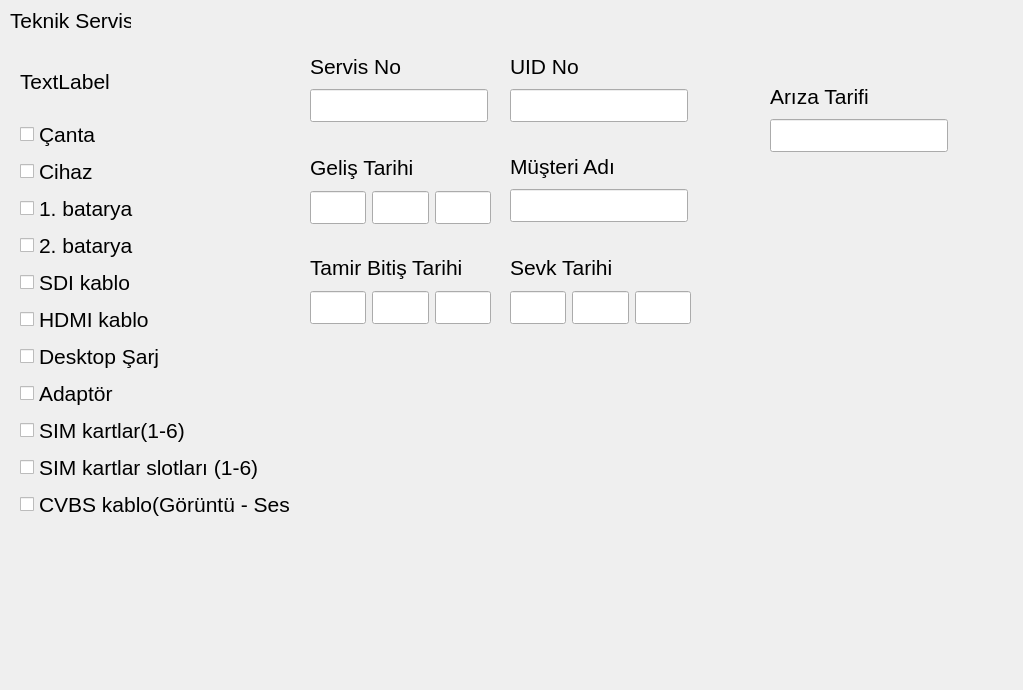
Above: servisdialog.ui from yunusemrecinar/QT5-cihaz-kimlik-teknik-servis before the change. Below: the same form after it.
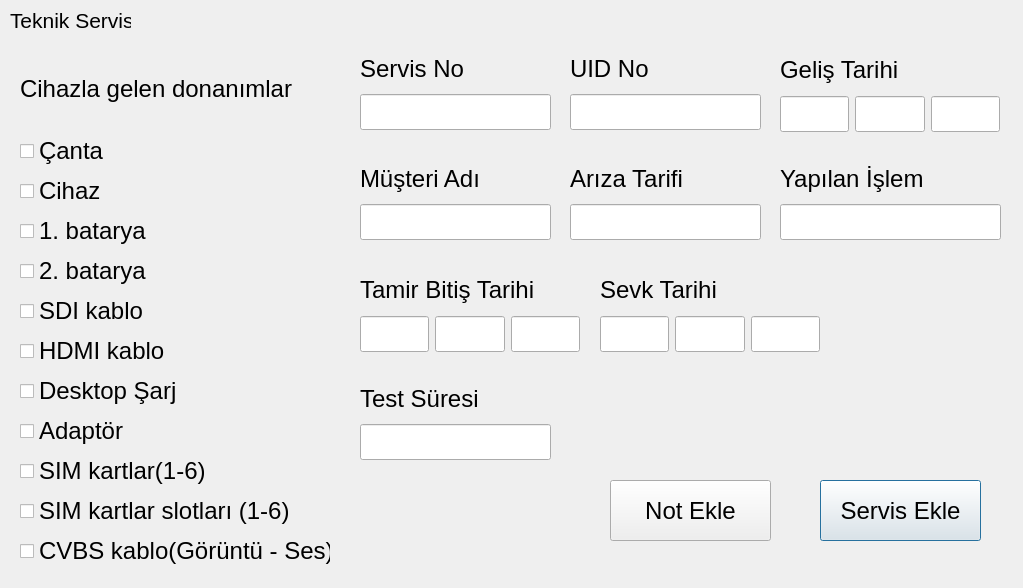
That is the form after the change.

```diff
--- a/servisdialog.ui
+++ b/servisdialog.ui
@@ -7,7 +7,7 @@
     <x>0</x>
     <y>0</y>
     <width>1023</width>
-    <height>690</height>
+    <height>588</height>
    </rect>
   </property>
   <property name="windowTitle">
@@ -34,10 +34,10 @@
   <widget class="QWidget" name="layoutWidget">
    <property name="geometry">
     <rect>
-     <x>510</x>
+     <x>570</x>
      <y>50</y>
-     <width>178</width>
-     <height>72</height>
+     <width>191</width>
+     <height>80</height>
     </rect>
    </property>
    <layout class="QVBoxLayout" name="verticalLayout_2">
@@ -45,7 +45,7 @@
      <widget class="QLabel" name="UIDNo">
       <property name="font">
        <font>
-        <pointsize>16</pointsize>
+        <pointsize>18</pointsize>
        </font>
       </property>
       <property name="text">
@@ -57,7 +57,7 @@
      <widget class="QLineEdit" name="UIDNo_">
       <property name="font">
        <font>
-        <pointsize>16</pointsize>
+        <pointsize>18</pointsize>
        </font>
       </property>
      </widget>
@@ -67,10 +67,10 @@
   <widget class="QWidget" name="layoutWidget_3">
    <property name="geometry">
     <rect>
-     <x>510</x>
-     <y>150</y>
-     <width>178</width>
-     <height>72</height>
+     <x>360</x>
+     <y>160</y>
+     <width>191</width>
+     <height>80</height>
     </rect>
    </property>
    <layout class="QVBoxLayout" name="verticalLayout_4">
@@ -78,7 +78,7 @@
      <widget class="QLabel" name="musteriAdi">
       <property name="font">
        <font>
-        <pointsize>16</pointsize>
+        <pointsize>18</pointsize>
        </font>
       </property>
       <property name="text">
@@ -90,7 +90,7 @@
      <widget class="QLineEdit" name="musteriAdi_">
       <property name="font">
        <font>
-        <pointsize>16</pointsize>
+        <pointsize>18</pointsize>
        </font>
       </property>
      </widget>
@@ -100,10 +100,10 @@
   <widget class="QWidget" name="layoutWidget">
    <property name="geometry">
     <rect>
-     <x>310</x>
+     <x>360</x>
      <y>50</y>
-     <width>178</width>
-     <height>72</height>
+     <width>191</width>
+     <height>80</height>
     </rect>
    </property>
    <layout class="QVBoxLayout" name="verticalLayout">
@@ -111,7 +111,7 @@
      <widget class="QLabel" name="servisNo">
       <property name="font">
        <font>
-        <pointsize>16</pointsize>
+        <pointsize>18</pointsize>
        </font>
       </property>
       <property name="text">
@@ -123,7 +123,7 @@
      <widget class="QLineEdit" name="servisNo_">
       <property name="font">
        <font>
-        <pointsize>16</pointsize>
+        <pointsize>18</pointsize>
        </font>
       </property>
      </widget>
@@ -133,10 +133,10 @@
   <widget class="QWidget" name="layoutWidget_4">
    <property name="geometry">
     <rect>
-     <x>770</x>
-     <y>80</y>
-     <width>178</width>
-     <height>72</height>
+     <x>570</x>
+     <y>160</y>
+     <width>191</width>
+     <height>80</height>
     </rect>
    </property>
    <layout class="QVBoxLayout" name="verticalLayout_5">
@@ -144,7 +144,7 @@
      <widget class="QLabel" name="arizaTanimi">
       <property name="font">
        <font>
-        <pointsize>16</pointsize>
+        <pointsize>18</pointsize>
        </font>
       </property>
       <property name="text">
@@ -156,7 +156,7 @@
      <widget class="QLineEdit" name="arizaTanimi_">
       <property name="font">
        <font>
-        <pointsize>16</pointsize>
+        <pointsize>18</pointsize>
        </font>
       </property>
      </widget>
@@ -166,10 +166,10 @@
   <widget class="QWidget" name="layoutWidget_5">
    <property name="geometry">
     <rect>
-     <x>510</x>
-     <y>250</y>
-     <width>181</width>
-     <height>74</height>
+     <x>600</x>
+     <y>270</y>
+     <width>220</width>
+     <height>82</height>
     </rect>
    </property>
    <layout class="QVBoxLayout" name="verticalLayout_7">
@@ -177,7 +177,7 @@
      <widget class="QLabel" name="sevkTarihi">
       <property name="font">
        <font>
-        <pointsize>16</pointsize>
+        <pointsize>18</pointsize>
        </font>
       </property>
       <property name="text">
@@ -191,7 +191,7 @@
        <widget class="QLineEdit" name="sevkTarihiDay_">
         <property name="font">
          <font>
-          <pointsize>16</pointsize>
+          <pointsize>18</pointsize>
          </font>
         </property>
        </widget>
@@ -200,7 +200,7 @@
        <widget class="QLineEdit" name="sevkTarihiMonth_">
         <property name="font">
          <font>
-          <pointsize>16</pointsize>
+          <pointsize>18</pointsize>
          </font>
         </property>
        </widget>
@@ -209,7 +209,7 @@
        <widget class="QLineEdit" name="sevkTarihiYear_">
         <property name="font">
          <font>
-          <pointsize>16</pointsize>
+          <pointsize>18</pointsize>
          </font>
         </property>
        </widget>
@@ -221,10 +221,10 @@
   <widget class="QWidget" name="layoutWidget_6">
    <property name="geometry">
     <rect>
-     <x>310</x>
-     <y>150</y>
-     <width>181</width>
-     <height>74</height>
+     <x>780</x>
+     <y>50</y>
+     <width>220</width>
+     <height>82</height>
     </rect>
    </property>
    <layout class="QVBoxLayout" name="verticalLayout_9">
@@ -232,7 +232,7 @@
      <widget class="QLabel" name="sevkTarihi_2">
       <property name="font">
        <font>
-        <pointsize>16</pointsize>
+        <pointsize>18</pointsize>
        </font>
       </property>
       <property name="text">
@@ -246,7 +246,7 @@
        <widget class="QLineEdit" name="sevkTarihiDay_1">
         <property name="font">
          <font>
-          <pointsize>16</pointsize>
+          <pointsize>18</pointsize>
          </font>
         </property>
        </widget>
@@ -255,7 +255,7 @@
        <widget class="QLineEdit" name="sevkTarihiMonth_1">
         <property name="font">
          <font>
-          <pointsize>16</pointsize>
+          <pointsize>18</pointsize>
          </font>
         </property>
        </widget>
@@ -264,7 +264,7 @@
        <widget class="QLineEdit" name="sevkTarihiYear_1">
         <property name="font">
          <font>
-          <pointsize>16</pointsize>
+          <pointsize>18</pointsize>
          </font>
         </property>
        </widget>
@@ -273,13 +273,13 @@
     </item>
    </layout>
   </widget>
-  <widget class="QWidget" name="">
+  <widget class="QWidget" name="layoutWidget">
    <property name="geometry">
     <rect>
-     <x>310</x>
-     <y>250</y>
-     <width>181</width>
-     <height>74</height>
+     <x>360</x>
+     <y>270</y>
+     <width>220</width>
+     <height>82</height>
     </rect>
    </property>
    <layout class="QVBoxLayout" name="verticalLayout_6">
@@ -287,7 +287,7 @@
      <widget class="QLabel" name="bitisTarihi">
       <property name="font">
        <font>
-        <pointsize>16</pointsize>
+        <pointsize>18</pointsize>
        </font>
       </property>
       <property name="text">
@@ -301,7 +301,7 @@
        <widget class="QLineEdit" name="bitisTarihiDay_">
         <property name="font">
          <font>
-          <pointsize>16</pointsize>
+          <pointsize>18</pointsize>
          </font>
         </property>
        </widget>
@@ -310,7 +310,7 @@
        <widget class="QLineEdit" name="bitisTarihiMonth_">
         <property name="font">
          <font>
-          <pointsize>16</pointsize>
+          <pointsize>18</pointsize>
          </font>
         </property>
        </widget>
@@ -319,7 +319,7 @@
        <widget class="QLineEdit" name="bitisTarihiYear_">
         <property name="font">
          <font>
-          <pointsize>16</pointsize>
+          <pointsize>18</pointsize>
          </font>
         </property>
        </widget>
@@ -328,13 +328,13 @@
     </item>
    </layout>
   </widget>
-  <widget class="QWidget" name="">
+  <widget class="QWidget" name="layoutWidget">
    <property name="geometry">
     <rect>
      <x>20</x>
      <y>50</y>
-     <width>271</width>
-     <height>470</height>
+     <width>311</width>
+     <height>518</height>
     </rect>
    </property>
    <layout class="QVBoxLayout" name="verticalLayout_8">
@@ -342,11 +342,11 @@
      <widget class="QLabel" name="label_2">
       <property name="font">
        <font>
-        <pointsize>16</pointsize>
+        <pointsize>18</pointsize>
        </font>
       </property>
       <property name="text">
-       <string>TextLabel</string>
+       <string>Cihazla gelen donanımlar</string>
       </property>
      </widget>
     </item>
@@ -354,7 +354,7 @@
      <widget class="QCheckBox" name="checkBox">
       <property name="font">
        <font>
-        <pointsize>16</pointsize>
+        <pointsize>18</pointsize>
        </font>
       </property>
       <property name="text">
@@ -366,7 +366,7 @@
      <widget class="QCheckBox" name="checkBox_2">
       <property name="font">
        <font>
-        <pointsize>16</pointsize>
+        <pointsize>18</pointsize>
        </font>
       </property>
       <property name="text">
@@ -378,7 +378,7 @@
      <widget class="QCheckBox" name="checkBox_3">
       <property name="font">
        <font>
-        <pointsize>16</pointsize>
+        <pointsize>18</pointsize>
        </font>
       </property>
       <property name="text">
@@ -390,7 +390,7 @@
      <widget class="QCheckBox" name="checkBox_4">
       <property name="font">
        <font>
-        <pointsize>16</pointsize>
+        <pointsize>18</pointsize>
        </font>
       </property>
       <property name="text">
@@ -402,7 +402,7 @@
      <widget class="QCheckBox" name="checkBox_5">
       <property name="font">
        <font>
-        <pointsize>16</pointsize>
+        <pointsize>18</pointsize>
        </font>
       </property>
       <property name="text">
@@ -414,7 +414,7 @@
      <widget class="QCheckBox" name="checkBox_6">
       <property name="font">
        <font>
-        <pointsize>16</pointsize>
+        <pointsize>18</pointsize>
        </font>
       </property>
       <property name="text">
@@ -426,7 +426,7 @@
      <widget class="QCheckBox" name="checkBox_7">
       <property name="font">
        <font>
-        <pointsize>16</pointsize>
+        <pointsize>18</pointsize>
        </font>
       </property>
       <property name="text">
@@ -438,7 +438,7 @@
      <widget class="QCheckBox" name="checkBox_8">
       <property name="font">
        <font>
-        <pointsize>16</pointsize>
+        <pointsize>18</pointsize>
        </font>
       </property>
       <property name="text">
@@ -450,7 +450,7 @@
      <widget class="QCheckBox" name="checkBox_9">
       <property name="font">
        <font>
-        <pointsize>16</pointsize>
+        <pointsize>18</pointsize>
        </font>
       </property>
       <property name="text">
@@ -462,7 +462,7 @@
      <widget class="QCheckBox" name="checkBox_11">
       <property name="font">
        <font>
-        <pointsize>16</pointsize>
+        <pointsize>18</pointsize>
        </font>
       </property>
       <property name="text">
@@ -474,7 +474,7 @@
      <widget class="QCheckBox" name="checkBox_10">
       <property name="font">
        <font>
-        <pointsize>16</pointsize>
+        <pointsize>18</pointsize>
        </font>
       </property>
       <property name="text">
@@ -484,6 +484,108 @@
     </item>
    </layout>
   </widget>
+  <widget class="QWidget" name="layoutWidget_7">
+   <property name="geometry">
+    <rect>
+     <x>360</x>
+     <y>380</y>
+     <width>191</width>
+     <height>80</height>
+    </rect>
+   </property>
+   <layout class="QVBoxLayout" name="verticalLayout_10">
+    <item>
+     <widget class="QLabel" name="testSuresi">
+      <property name="font">
+       <font>
+        <pointsize>18</pointsize>
+       </font>
+      </property>
+      <property name="text">
+       <string>Test Süresi</string>
+      </property>
+     </widget>
+    </item>
+    <item>
+     <widget class="QLineEdit" name="testSuresi_">
+      <property name="font">
+       <font>
+        <pointsize>18</pointsize>
+       </font>
+      </property>
+     </widget>
+    </item>
+   </layout>
+  </widget>
+  <widget class="QWidget" name="layoutWidget_8">
+   <property name="geometry">
+    <rect>
+     <x>780</x>
+     <y>160</y>
+     <width>221</width>
+     <height>80</height>
+    </rect>
+   </property>
+   <layout class="QVBoxLayout" name="verticalLayout_11">
+    <item>
+     <widget class="QLabel" name="yapilanIslem">
+      <property name="font">
+       <font>
+        <pointsize>18</pointsize>
+       </font>
+      </property>
+      <property name="text">
+       <string>Yapılan İşlem</string>
+      </property>
+     </widget>
+    </item>
+    <item>
+     <widget class="QLineEdit" name="yapilanIslem_">
+      <property name="font">
+       <font>
+        <pointsize>18</pointsize>
+       </font>
+      </property>
+     </widget>
+    </item>
+   </layout>
+  </widget>
+  <widget class="QPushButton" name="pushButton">
+   <property name="geometry">
+    <rect>
+     <x>820</x>
+     <y>480</y>
+     <width>161</width>
+     <height>61</height>
+    </rect>
+   </property>
+   <property name="font">
+    <font>
+     <pointsize>18</pointsize>
+    </font>
+   </property>
+   <property name="text">
+    <string>Servis Ekle</string>
+   </property>
+  </widget>
+  <widget class="QPushButton" name="pushButton_2">
+   <property name="geometry">
+    <rect>
+     <x>610</x>
+     <y>480</y>
+     <width>161</width>
+     <height>61</height>
+    </rect>
+   </property>
+   <property name="font">
+    <font>
+     <pointsize>18</pointsize>
+    </font>
+   </property>
+   <property name="text">
+    <string>Not Ekle</string>
+   </property>
+  </widget>
  </widget>
  <resources/>
  <connections/>
```
Left out of the diff: 30 changed lines with no effect on the pictures.
